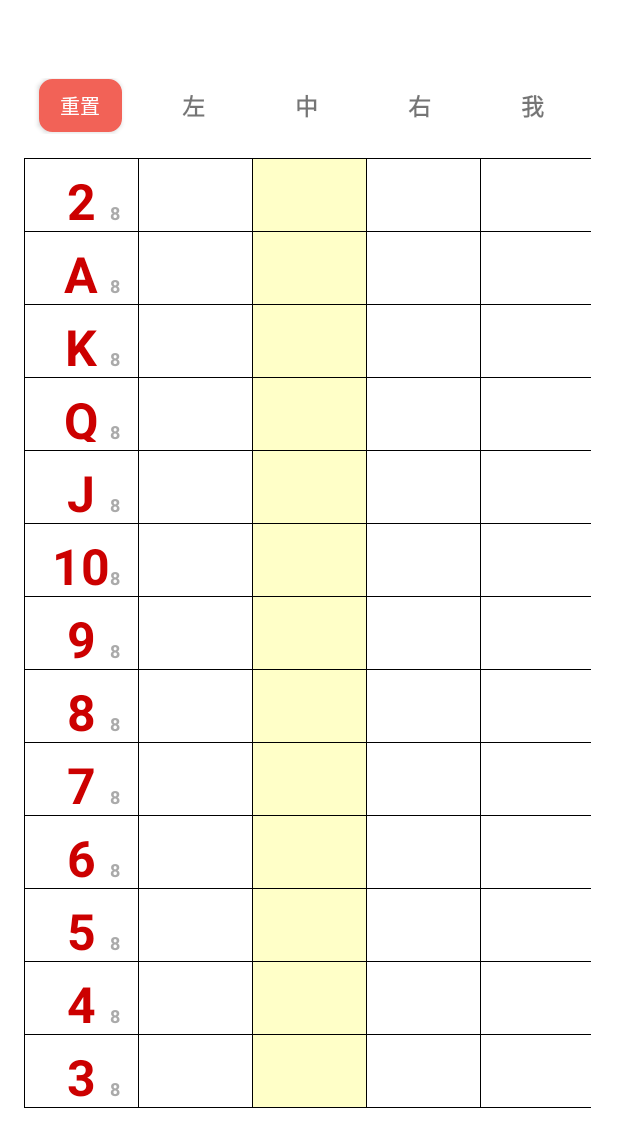
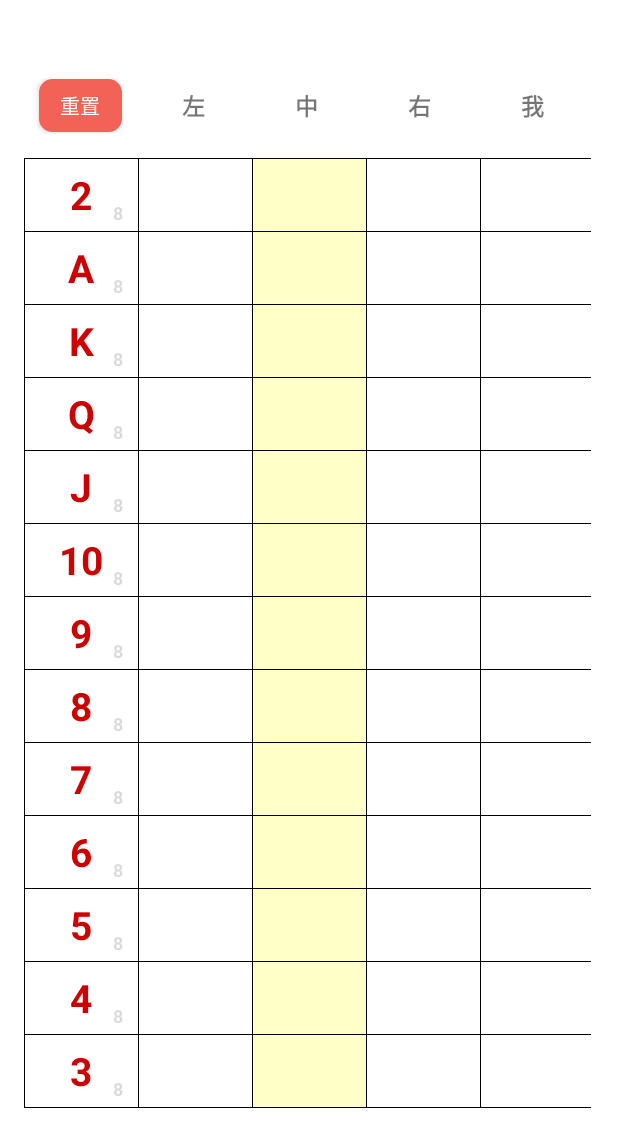
Before and after one commit to yuhanghate/Doudizhu, an Android app: the screen it shows after launch (MainActivity), on a phone screen of 412 x 824 dp. Shown: the top 1147 px of the screen. Run offline under Robolectric (Android 15) with nearby library versions, the phone set to English and light mode, and no system bars.

Commit message:
更新代码

```diff
--- a/app/src/main/res/layout/activity_main.xml
+++ b/app/src/main/res/layout/activity_main.xml
@@ -107,7 +107,7 @@
                 android:padding="@dimen/countPadding"
                 android:paddingEnd="@dimen/countPaddingEnd"
                 android:text="12"
-                android:textColor="@android:color/darker_gray"
+                android:textColor="@color/countTextColor"
                 android:textSize="@dimen/countSize"
                 android:textStyle="bold" />
         </FrameLayout>
@@ -209,7 +209,7 @@
                 android:layout_width="wrap_content"
                 android:layout_height="wrap_content"
                 android:layout_gravity="bottom|end"
-                android:textColor="@android:color/darker_gray"
+                android:textColor="@color/countTextColor"
                 android:padding="@dimen/countPadding"
                 android:paddingEnd="@dimen/countPaddingEnd"
                 android:text="12"
@@ -314,7 +314,7 @@
                 android:layout_width="wrap_content"
                 android:layout_height="wrap_content"
                 android:layout_gravity="bottom|end"
-                android:textColor="@android:color/darker_gray"
+                android:textColor="@color/countTextColor"
                 android:padding="@dimen/countPadding"
                 android:paddingEnd="@dimen/countPaddingEnd"
                 android:text="12"
@@ -419,7 +419,7 @@
                 android:layout_width="wrap_content"
                 android:layout_height="wrap_content"
                 android:layout_gravity="bottom|end"
-                android:textColor="@android:color/darker_gray"
+                android:textColor="@color/countTextColor"
                 android:padding="@dimen/countPadding"
                 android:paddingEnd="@dimen/countPaddingEnd"
                 android:text="12"
@@ -525,7 +525,7 @@
                 android:layout_width="wrap_content"
                 android:layout_height="wrap_content"
                 android:layout_gravity="bottom|end"
-                android:textColor="@android:color/darker_gray"
+                android:textColor="@color/countTextColor"
                 android:padding="@dimen/countPadding"
                 android:paddingEnd="@dimen/countPaddingEnd"
                 android:text="12"
@@ -630,7 +630,7 @@
                 android:layout_width="wrap_content"
                 android:layout_height="wrap_content"
                 android:layout_gravity="bottom|end"
-                android:textColor="@android:color/darker_gray"
+                android:textColor="@color/countTextColor"
                 android:padding="@dimen/countPadding"
                 android:paddingEnd="@dimen/countPaddingEnd"
                 android:text="12"
@@ -735,7 +735,7 @@
                 android:layout_width="wrap_content"
                 android:layout_height="wrap_content"
                 android:layout_gravity="bottom|end"
-                android:textColor="@android:color/darker_gray"
+                android:textColor="@color/countTextColor"
                 android:padding="@dimen/countPadding"
                 android:paddingEnd="@dimen/countPaddingEnd"
                 android:text="12"
@@ -840,7 +840,7 @@
                 android:layout_width="wrap_content"
                 android:layout_height="wrap_content"
                 android:layout_gravity="bottom|end"
-                android:textColor="@android:color/darker_gray"
+                android:textColor="@color/countTextColor"
                 android:padding="@dimen/countPadding"
                 android:paddingEnd="@dimen/countPaddingEnd"
                 android:text="12"
@@ -945,7 +945,7 @@
                 android:layout_width="wrap_content"
                 android:layout_height="wrap_content"
                 android:layout_gravity="bottom|end"
-                android:textColor="@android:color/darker_gray"
+                android:textColor="@color/countTextColor"
                 android:padding="@dimen/countPadding"
                 android:paddingEnd="@dimen/countPaddingEnd"
                 android:text="12"
@@ -1051,7 +1051,7 @@
                 android:layout_width="wrap_content"
                 android:layout_height="wrap_content"
                 android:layout_gravity="bottom|end"
-                android:textColor="@android:color/darker_gray"
+                android:textColor="@color/countTextColor"
                 android:padding="@dimen/countPadding"
                 android:paddingEnd="@dimen/countPaddingEnd"
                 android:text="12"
@@ -1156,7 +1156,7 @@
                 android:layout_width="wrap_content"
                 android:layout_height="wrap_content"
                 android:layout_gravity="bottom|end"
-                android:textColor="@android:color/darker_gray"
+                android:textColor="@color/countTextColor"
                 android:padding="@dimen/countPadding"
                 android:paddingEnd="@dimen/countPaddingEnd"
                 android:text="12"
@@ -1261,7 +1261,7 @@
                 android:layout_width="wrap_content"
                 android:layout_height="wrap_content"
                 android:layout_gravity="bottom|end"
-                android:textColor="@android:color/darker_gray"
+                android:textColor="@color/countTextColor"
                 android:padding="@dimen/countPadding"
                 android:paddingEnd="@dimen/countPaddingEnd"
                 android:text="12"
@@ -1366,7 +1366,7 @@
                 android:layout_width="wrap_content"
                 android:layout_height="wrap_content"
                 android:layout_gravity="bottom|end"
-                android:textColor="@android:color/darker_gray"
+                android:textColor="@color/countTextColor"
                 android:padding="@dimen/countPadding"
                 android:paddingEnd="@dimen/countPaddingEnd"
                 android:text="12"
--- a/app/src/main/res/values/colors.xml
+++ b/app/src/main/res/values/colors.xml
@@ -7,4 +7,5 @@
     <color name="teal_700">#FF018786</color>
     <color name="black">#FF000000</color>
     <color name="white">#FFFFFFFF</color>
+    <color name="countTextColor">#26000000</color>
 </resources>
--- a/app/src/main/res/values/dimens.xml
+++ b/app/src/main/res/values/dimens.xml
@@ -3,9 +3,9 @@
     <dimen name="width">75dp</dimen>
     <!-- 定义高度 -->
     <dimen name="height">48dp</dimen>
-    <dimen name="textSize">33sp</dimen>
+    <dimen name="textSize">26sp</dimen>
     <dimen name="countSize">12sp</dimen>
     <dimen name="countPadding">4dp</dimen>
     <dimen name="contentSize">20sp</dimen>
-    <dimen name="countPaddingEnd">12dp</dimen>
+    <dimen name="countPaddingEnd">10dp</dimen>
 </resources>
```
